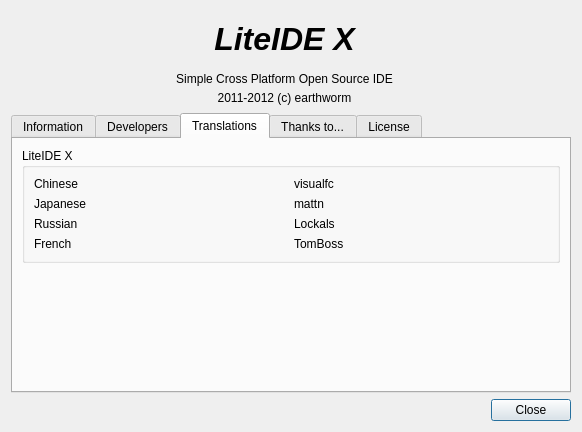
First picture: the form in liteidex/src/liteapp/aboutdialog.ui, repository seanxyh/liteide, before the edit.
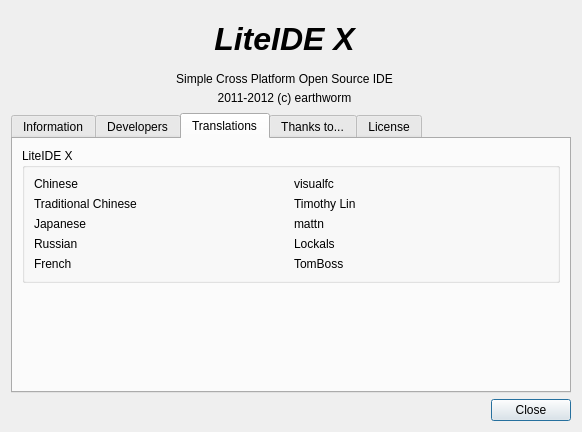
Second picture: the form after the edit. The open tabs and pages were chosen to show the change. Icons and pictures are not drawn.

Commit message: add zh_TW tr, thanks Timothy Lin <lzh9102@gmail.com>

```diff
--- a/liteidex/src/liteapp/aboutdialog.ui
+++ b/liteidex/src/liteapp/aboutdialog.ui
@@ -413,48 +413,62 @@
             </property>
            </widget>
           </item>
-          <item row="1" column="0">
+          <item row="2" column="0">
            <widget class="QLabel" name="label_34">
             <property name="text">
              <string>Japanese</string>
             </property>
            </widget>
           </item>
-          <item row="1" column="1">
+          <item row="2" column="1">
            <widget class="QLabel" name="label_35">
             <property name="text">
              <string notr="true">mattn &lt;mattn.jp@gmail.com&gt;</string>
             </property>
            </widget>
           </item>
-          <item row="2" column="0">
+          <item row="3" column="0">
            <widget class="QLabel" name="label_36">
             <property name="text">
              <string>Russian</string>
             </property>
            </widget>
           </item>
-          <item row="2" column="1">
+          <item row="3" column="1">
            <widget class="QLabel" name="label_37">
             <property name="text">
              <string notr="true">Lockals &lt;lockalsash@gmail.com&gt;</string>
             </property>
            </widget>
           </item>
-          <item row="3" column="0">
+          <item row="4" column="0">
            <widget class="QLabel" name="label_3">
             <property name="text">
              <string>French</string>
             </property>
            </widget>
           </item>
-          <item row="3" column="1">
+          <item row="4" column="1">
            <widget class="QLabel" name="label_20">
             <property name="text">
              <string notr="true">TomBoss &lt;tomboss@gmx.com&gt;</string>
             </property>
            </widget>
           </item>
+          <item row="1" column="0">
+           <widget class="QLabel" name="label_23">
+            <property name="text">
+             <string>Traditional Chinese</string>
+            </property>
+           </widget>
+          </item>
+          <item row="1" column="1">
+           <widget class="QLabel" name="label_26">
+            <property name="text">
+             <string>Timothy Lin &lt;zh9102@gmail.com&gt;</string>
+            </property>
+           </widget>
+          </item>
          </layout>
         </widget>
        </item>
```
The commit also changes 5 other files.
